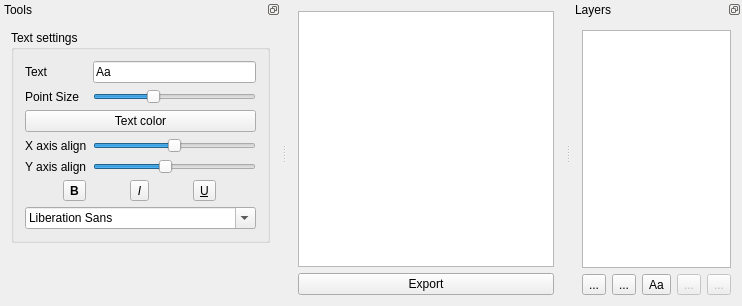
Before: the Qt Designer form designer.ui in FrankMamuda/burningicon, drawn with Qt 5.
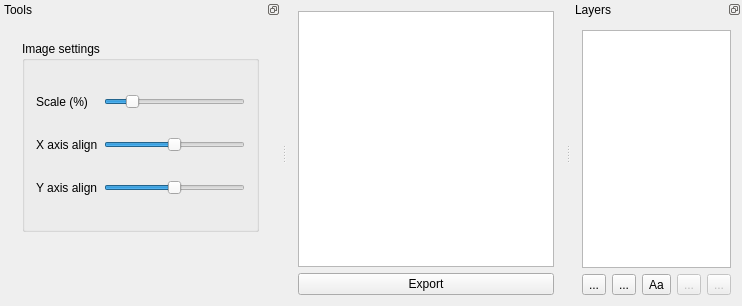
After: the same form once the commit is applied. Icons and pictures are not drawn. Custom widgets are drawn as their Qt base class.

Commit message: designer layers alpha4

Diff of the .ui file:
```diff
--- a/designer.ui
+++ b/designer.ui
@@ -88,7 +88,7 @@
      <item>
       <widget class="QStackedWidget" name="stackedWidget">
        <property name="currentIndex">
-        <number>0</number>
+        <number>2</number>
        </property>
        <widget class="QWidget" name="textPage">
         <layout class="QVBoxLayout" name="verticalLayout_3">
@@ -372,6 +372,82 @@
          </item>
         </layout>
        </widget>
+       <widget class="QWidget" name="imagePage">
+        <layout class="QVBoxLayout" name="verticalLayout_5">
+         <item>
+          <widget class="QGroupBox" name="imageGroup">
+           <property name="title">
+            <string>Image settings</string>
+           </property>
+           <layout class="QGridLayout" name="gridLayout_3">
+            <item row="2" column="1">
+             <widget class="Slider" name="imageYSlider">
+              <property name="minimum">
+               <number>-128</number>
+              </property>
+              <property name="maximum">
+               <number>128</number>
+              </property>
+              <property name="orientation">
+               <enum>Qt::Horizontal</enum>
+              </property>
+             </widget>
+            </item>
+            <item row="2" column="0">
+             <widget class="QLabel" name="imageYLabel">
+              <property name="text">
+               <string>Y axis align</string>
+              </property>
+             </widget>
+            </item>
+            <item row="1" column="0">
+             <widget class="QLabel" name="imageXLabel">
+              <property name="text">
+               <string>X axis align</string>
+              </property>
+             </widget>
+            </item>
+            <item row="0" column="0">
+             <widget class="QLabel" name="imageScaleLabel">
+              <property name="text">
+               <string>Scale (%)</string>
+              </property>
+             </widget>
+            </item>
+            <item row="1" column="1">
+             <widget class="Slider" name="imageXSlider">
+              <property name="minimum">
+               <number>-128</number>
+              </property>
+              <property name="maximum">
+               <number>128</number>
+              </property>
+              <property name="orientation">
+               <enum>Qt::Horizontal</enum>
+              </property>
+             </widget>
+            </item>
+            <item row="0" column="1">
+             <widget class="Slider" name="imageScaleSlider">
+              <property name="minimum">
+               <number>10</number>
+              </property>
+              <property name="maximum">
+               <number>500</number>
+              </property>
+              <property name="value">
+               <number>90</number>
+              </property>
+              <property name="orientation">
+               <enum>Qt::Horizontal</enum>
+              </property>
+             </widget>
+            </item>
+           </layout>
+          </widget>
+         </item>
+        </layout>
+       </widget>
       </widget>
      </item>
      <item>
```
The commit also changes 5 other files.
